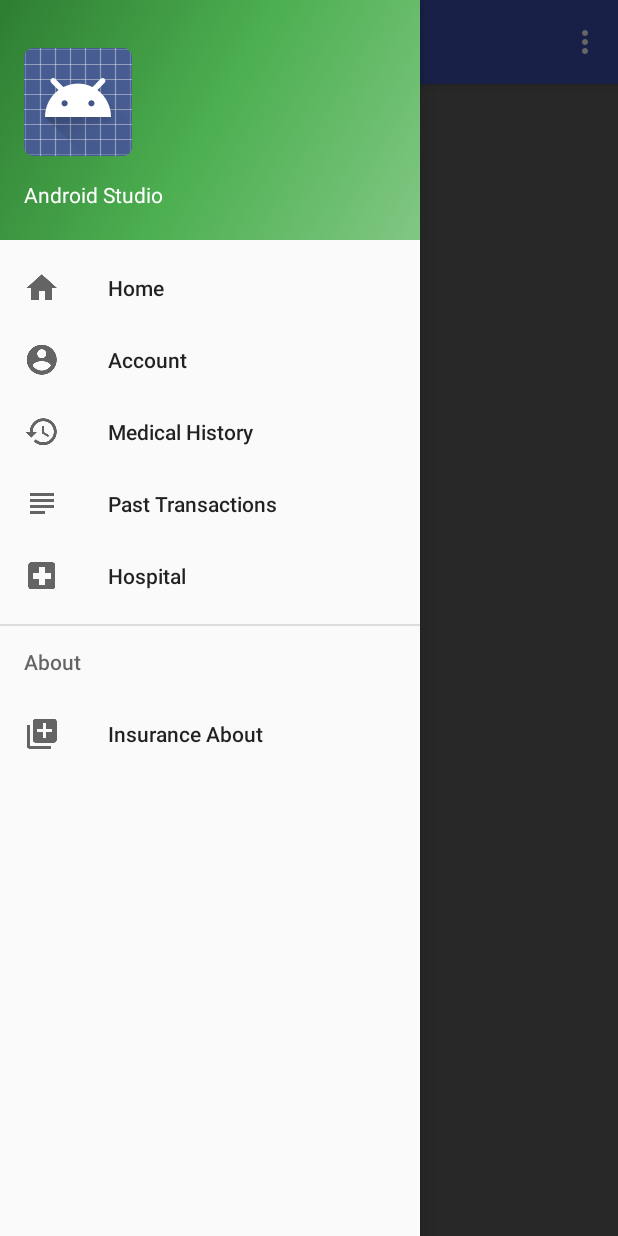
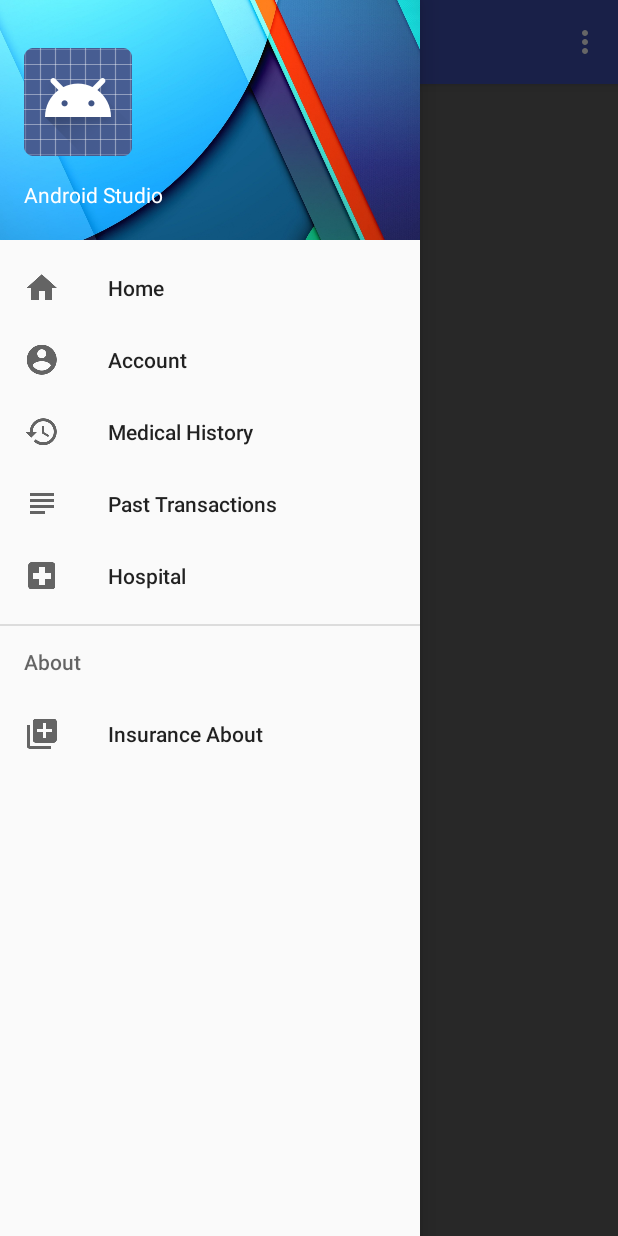
Before and after one commit to falasenoglory/HIME, an Android app: the HomeActivity screen opened directly, with no data from a screen before it, with the side drawer open, on a phone screen of 412 x 824 dp. Run offline under Robolectric (Android 15) with nearby library versions, the phone set to English and light mode, and no system bars; 1 statement that could not run was skipped.

Commit message:
Merge remote-tracking branch 'origin/master'
Conflicts:
	app/src/main/res/drawable/logo_small.png
	app/src/main/res/layout/content_splash_screen.xml
	app/src/main/res/values/colors.xml

```diff
--- a/app/src/main/res/layout/nav_header_home.xml
+++ b/app/src/main/res/layout/nav_header_home.xml
@@ -2,7 +2,7 @@
 <LinearLayout xmlns:android="http://schemas.android.com/apk/res/android"
     android:layout_width="match_parent"
     android:layout_height="@dimen/nav_header_height"
-    android:background="@drawable/side_nav_bar"
+    android:background="@drawable/nav"
     android:gravity="bottom"
     android:orientation="vertical"
     android:paddingBottom="@dimen/activity_vertical_margin"
```
Also changed, not shown: app/src/main/java/com/jimbofer/hime/LoginActivity.java (+9 -4 lines), app/src/main/java/com/jimbofer/hime/MedicalHistoryDetailActivity.java (+2 -13 lines), app/src/main/res/drawable/background1.jpg (added), app/src/main/res/drawable/backgroundblue.jpg (added), app/src/main/res/drawable/logo3.png (added), app/src/main/res/drawable/logosmalll.png (added), app/src/main/res/drawable/logowhite.png (added), app/src/main/res/drawable/nav.jpg (added).
